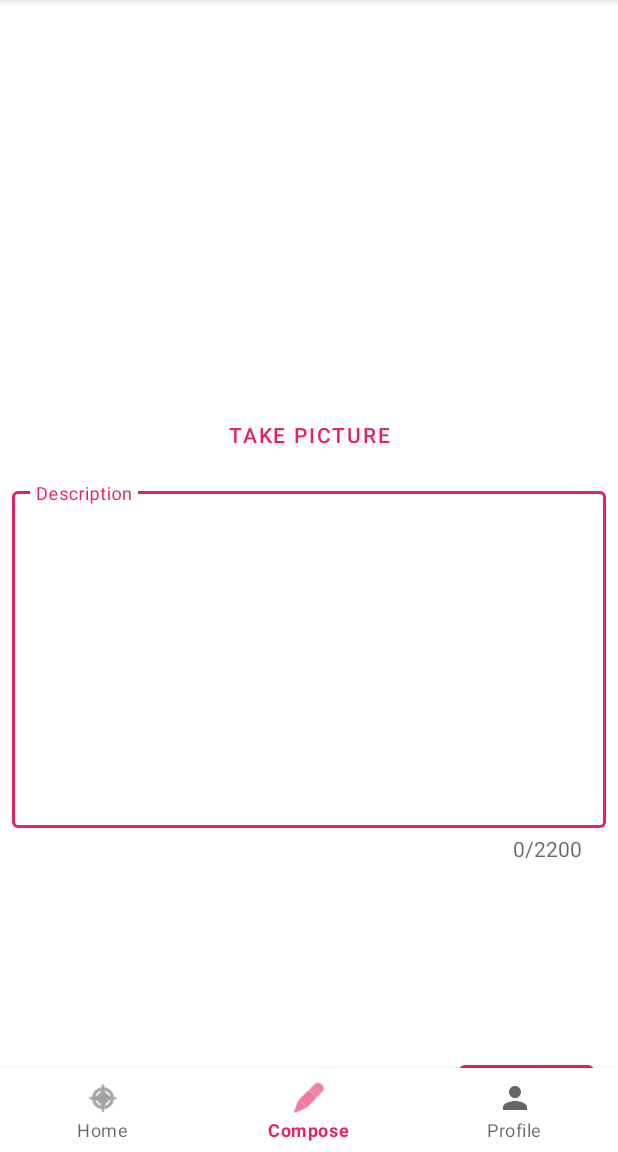
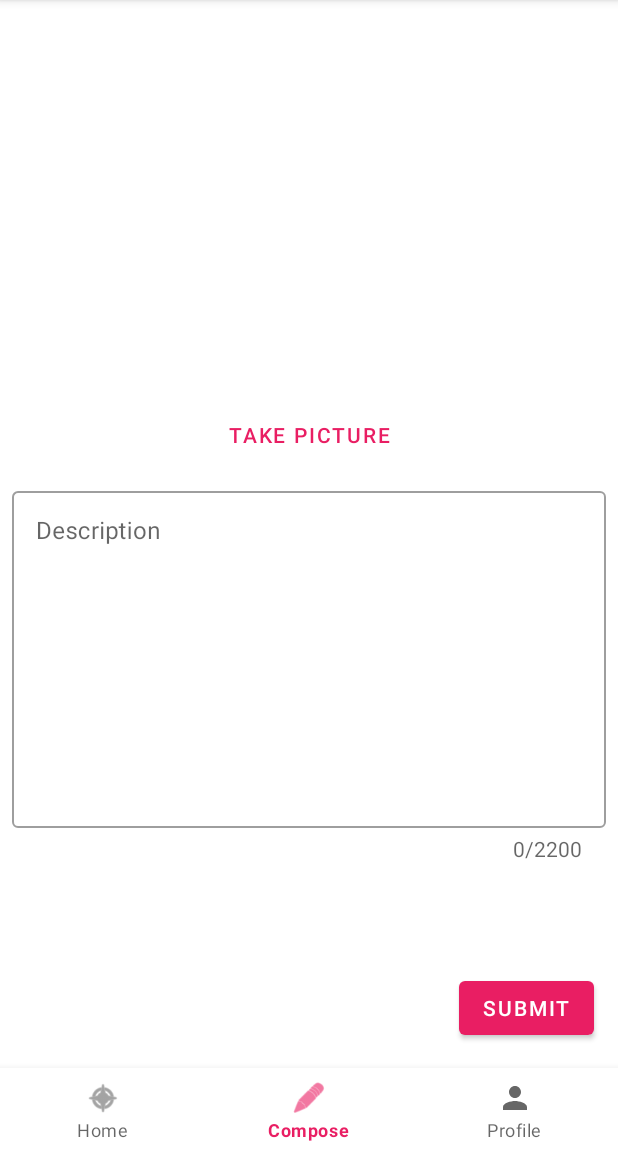
Before and after one commit to parthjpatel99/InstaPram, an Android app: the MainActivity screen opened directly, with no data from a screen before it, item 2 of the bottom bar chosen, on a phone screen of 412 x 824 dp, the part 84-1236 px from its top. Run offline under Robolectric (Android 15) with nearby library versions, the phone set to English and light mode, and no system bars; libraries missing offline, so code that uses them is left out: com.parse; Roboto replaces fonts that are not available here.

Commit message:
Attached Fragments for Feed and Compose

```diff
--- a/app/build.gradle
+++ b/app/build.gradle
@@ -37,6 +37,7 @@ dependencies {
     implementation 'androidx.appcompat:appcompat:1.4.1'
     implementation 'com.google.android.material:material:1.5.0'
     implementation 'androidx.constraintlayout:constraintlayout:2.1.3'
+    implementation 'androidx.legacy:legacy-support-v4:1.0.0'
     testImplementation 'junit:junit:4.13.2'
     androidTestImplementation 'androidx.test.ext:junit:1.1.3'
     androidTestImplementation 'androidx.test.espresso:espresso-core:3.4.0'
--- a/app/src/main/java/com/parth8199/instapram/MainActivity.kt
+++ b/app/src/main/java/com/parth8199/instapram/MainActivity.kt
@@ -13,76 +13,21 @@ import android.view.MenuItem
 import android.widget.ImageView
 import android.widget.Toast
 import androidx.core.content.FileProvider
+import androidx.fragment.app.Fragment
+import androidx.fragment.app.FragmentManager
 import com.google.android.material.bottomnavigation.BottomNavigationView
 import com.google.android.material.button.MaterialButton
 import com.google.android.material.textfield.TextInputEditText
 import com.parse.*
+import com.parth8199.instapram.fragments.ComposeFragment
+import com.parth8199.instapram.fragments.FeedFragment
 import java.io.File
 
-private const val TAG = "MainActivity"
 
 class MainActivity : AppCompatActivity() {
     val CAPTURE_IMAGE_ACTIVITY_REQUEST_CODE = 1034
     val photoFileName = "photo.jpg"
     var photoFile: File? = null
-
-    fun onLaunchCamera() {
-        // create Intent to take a picture and return control to the calling application
-        val intent = Intent(MediaStore.ACTION_IMAGE_CAPTURE)
-        // Create a File reference for future access
-        photoFile = getPhotoFileUri(photoFileName)
-
-        // wrap File object into a content provider
-        // required for API >= 24
-        // See https://guides.codepath.com/android/Sharing-Content-with-Intents#sharing-files-with-api-24-or-higher
-        if (photoFile != null) {
-            val fileProvider: Uri =
-                FileProvider.getUriForFile(this, "com.codepath.fileprovider", photoFile!!)
-            intent.putExtra(MediaStore.EXTRA_OUTPUT, fileProvider)
-
-            // If you call startActivityForResult() using an intent that no app can handle, your app will crash.
-            // So as long as the result is not null, it's safe to use the intent.
-
-            // If you call startActivityForResult() using an intent that no app can handle, your app will crash.
-            // So as long as the result is not null, it's safe to use the intent.
-            if (intent.resolveActivity(packageManager) != null) {
-                // Start the image capture intent to take photo
-                startActivityForResult(intent, CAPTURE_IMAGE_ACTIVITY_REQUEST_CODE)
-            }
-        }
-    }
-
-    fun getPhotoFileUri(fileName: String): File {
-        // Get safe storage directory for photos
-        // Use `getExternalFilesDir` on Context to access package-specific directories.
-        // This way, we don't need to request external read/write runtime permissions.
-        val mediaStorageDir =
-            File(getExternalFilesDir(Environment.DIRECTORY_PICTURES), TAG)
-
-        // Create the storage directory if it does not exist
-        if (!mediaStorageDir.exists() && !mediaStorageDir.mkdirs()) {
-            Log.d(TAG, "failed to create directory")
-        }
-
-        // Return the file target for the photo based on filename
-        return File(mediaStorageDir.path + File.separator + fileName)
-    }
-
-    override fun onActivityResult(requestCode: Int, resultCode: Int, data: Intent?) {
-        super.onActivityResult(requestCode, resultCode, data)
-        if (requestCode == CAPTURE_IMAGE_ACTIVITY_REQUEST_CODE) {
-            if (resultCode == RESULT_OK) {
-                // by this point we have the camera photo on disk
-                val takenImage = BitmapFactory.decodeFile(photoFile!!.absolutePath)
-                // RESIZE BITMAP, see section below
-                // Load the taken image into a preview
-                val ivPreview: ImageView = findViewById(R.id.iv_image)
-                ivPreview.setImageBitmap(takenImage)
-            } else { // Result was a failure
-                Toast.makeText(this, "Picture wasn't taken!", Toast.LENGTH_SHORT).show()
-            }
-        }
-    }
 
     override fun onCreateOptionsMenu(menu: Menu): Boolean {
         // Inflate the menu; this adds items to the action bar if it is present.
@@ -90,7 +35,7 @@ class MainActivity : AppCompatActivity() {
         return true;
     }
 
-    fun onComposeAction(mi: MenuItem) {
+    fun onLogoutAction(mi: MenuItem) {
         // handle click here
         ParseUser.logOut()
         val currentUser = ParseUser.getCurrentUser()
@@ -104,55 +49,29 @@ class MainActivity : AppCompatActivity() {
     override fun onCreate(savedInstanceState: Bundle?) {
         super.onCreate(savedInstanceState)
         setContentView(R.layout.activity_main)
-
-        findViewById<MaterialButton>(R.id.btn_change_image).setOnClickListener {
-            onLaunchCamera()
-        }
-        findViewById<MaterialButton>(R.id.btn_save).setOnClickListener {
-            val description = findViewById<TextInputEditText>(R.id.et_description).text.toString()
-            val user = ParseUser.getCurrentUser()
-            if (photoFile != null) {
-                submitPost(description, user, photoFile!!)
-            } else {
-                Toast.makeText(this,"Please take an image",Toast.LENGTH_SHORT).show()
-            }
-
-        }
-
+        val fragmentManager: FragmentManager = supportFragmentManager
         findViewById<BottomNavigationView>(R.id.bottom_navigation).setOnItemSelectedListener {
             item->
+            var fragmentToShow: Fragment? =null
             when(item.itemId){
                 R.id.action_home -> {
-                    //TODO
+                    fragmentToShow = FeedFragment()
                 }
                 R.id.action_compose -> {
-                    //TODO
+                    fragmentToShow = ComposeFragment()
                 }
                 R.id.action_profile -> {
                     //TODO
                 }
             }
+
+            if(fragmentToShow!= null){
+                fragmentManager.beginTransaction().replace(R.id.flContainer, fragmentToShow).commit()
+            }
             true
         }
+        findViewById<BottomNavigationView>(R.id.bottom_navigation).selectedItemId = R.id.action_home
         //queryPosts()
-    }
-
-    private fun submitPost(description: String, user: ParseUser, file: File) {
-        val post = Post()
-        post.setDescription(description)
-        post.setUser(user)
-        post.setImage(ParseFile(file))
-        post.saveInBackground { exception ->
-            if (exception != null) {
-                Log.e(TAG, "Error submitting post: ")
-                exception.printStackTrace()
-            } else {
-                Log.i(TAG, "Successfully saved post")
-                Toast.makeText(this, "Posted Successfully", Toast.LENGTH_SHORT).show()
-            }
-        }
-
-
     }
 
     private fun queryPosts() {
@@ -177,5 +96,8 @@ class MainActivity : AppCompatActivity() {
 
         })
     }
+    companion object {
+        const val TAG = "MainActivity"
+    }
 
 }
--- /dev/null
+++ b/app/src/main/java/com/parth8199/instapram/fragments/ComposeFragment.kt
@@ -0,0 +1,146 @@
+package com.parth8199.instapram.fragments
+
+import android.content.Intent
+import android.graphics.BitmapFactory
+import android.net.Uri
+import android.os.Bundle
+import android.os.Environment
+import android.provider.MediaStore
+import android.util.Log
+import androidx.fragment.app.Fragment
+import android.view.LayoutInflater
+import android.view.View
+import android.view.ViewGroup
+import android.widget.ImageView
+import android.widget.Toast
+import androidx.appcompat.app.AppCompatActivity
+import androidx.core.content.FileProvider
+import com.google.android.material.button.MaterialButton
+import com.google.android.material.textfield.TextInputEditText
+import com.parse.ParseFile
+import com.parse.ParseUser
+import com.parth8199.instapram.MainActivity.Companion.TAG
+import com.parth8199.instapram.Post
+import com.parth8199.instapram.R
+import java.io.File
+
+
+class ComposeFragment : Fragment() {
+    val CAPTURE_IMAGE_ACTIVITY_REQUEST_CODE = 1034
+    val photoFileName = "photo.jpg"
+    var photoFile: File? = null
+    lateinit var ivPreview: ImageView
+
+    override fun onCreate(savedInstanceState: Bundle?) {
+        super.onCreate(savedInstanceState)
+    }
+
+    override fun onCreateView(
+        inflater: LayoutInflater, container: ViewGroup?,
+        savedInstanceState: Bundle?
+    ): View? {
+        // Inflate the layout for this fragment
+        return inflater.inflate(R.layout.fragment_compose, container, false)
+    }
+
+    override fun onViewCreated(view: View, savedInstanceState: Bundle?) {
+        super.onViewCreated(view, savedInstanceState)
+
+        ivPreview = view.findViewById(R.id.iv_image)
+
+        view.findViewById<MaterialButton>(R.id.btn_change_image).setOnClickListener {
+            onLaunchCamera()
+        }
+        view.findViewById<MaterialButton>(R.id.btn_save).setOnClickListener {
+            val description =
+                view.findViewById<TextInputEditText>(R.id.et_description).text.toString()
+            val user = ParseUser.getCurrentUser()
+            if (photoFile != null) {
+                submitPost(description, user, photoFile!!)
+            } else {
+                Toast.makeText(requireContext(), "Please take an image", Toast.LENGTH_SHORT).show()
+            }
+
+        }
+    }
+
+    fun onLaunchCamera() {
+        // create Intent to take a picture and return control to the calling application
+        val intent = Intent(MediaStore.ACTION_IMAGE_CAPTURE)
+        // Create a File reference for future access
+        photoFile = getPhotoFileUri(photoFileName)
+
+        // wrap File object into a content provider
+        // required for API >= 24
+        // See https://guides.codepath.com/android/Sharing-Content-with-Intents#sharing-files-with-api-24-or-higher
+        if (photoFile != null) {
+            val fileProvider: Uri =
+                FileProvider.getUriForFile(
+                    requireContext(),
+                    "com.codepath.fileprovider",
+                    photoFile!!
+                )
+            intent.putExtra(MediaStore.EXTRA_OUTPUT, fileProvider)
+
+            // If you call startActivityForResult() using an intent that no app can handle, your app will crash.
+            // So as long as the result is not null, it's safe to use the intent.
+
+            // If you call startActivityForResult() using an intent that no app can handle, your app will crash.
+            // So as long as the result is not null, it's safe to use the intent.
+            if (intent.resolveActivity(requireContext().packageManager) != null) {
+                // Start the image capture intent to take photo
+                startActivityForResult(intent, CAPTURE_IMAGE_ACTIVITY_REQUEST_CODE)
+            }
+        }
+    }
+
+    fun getPhotoFileUri(fileName: String): File {
+        // Get safe storage directory for photos
+        // Use `getExternalFilesDir` on Context to access package-specific directories.
+        // This way, we don't need to request external read/write runtime permissions.
+        val mediaStorageDir =
+            File(requireContext().getExternalFilesDir(Environment.DIRECTORY_PICTURES), TAG)
+
+        // Create the storage directory if it does not exist
+        if (!mediaStorageDir.exists() && !mediaStorageDir.mkdirs()) {
+            Log.d(TAG, "failed to create directory")
+        }
+
+        // Return the file target for the photo based on filename
+        return File(mediaStorageDir.path + File.separator + fileName)
+    }
+
+    override fun onActivityResult(requestCode: Int, resultCode: Int, data: Intent?) {
+        super.onActivityResult(requestCode, resultCode, data)
+        if (requestCode == CAPTURE_IMAGE_ACTIVITY_REQUEST_CODE) {
+            if (resultCode == AppCompatActivity.RESULT_OK) {
+                // by this point we have the camera photo on disk
+                val takenImage = BitmapFactory.decodeFile(photoFile!!.absolutePath)
+                // RESIZE BITMAP, see section below
+                // Load the taken image into a preview
+                ivPreview.setImageBitmap(takenImage)
+            } else { // Result was a failure
+                Toast.makeText(requireContext(), "Picture wasn't taken!", Toast.LENGTH_SHORT).show()
+            }
+        }
+    }
+
+    private fun submitPost(description: String, user: ParseUser, file: File) {
+        val post = Post()
+        post.setDescription(description)
+        post.setUser(user)
+        post.setImage(ParseFile(file))
+        post.saveInBackground { exception ->
+            if (exception != null) {
+                Log.e(TAG, "Error submitting post: ")
+                exception.printStackTrace()
+            } else {
+                Log.i(TAG, "Successfully saved post")
+                Toast.makeText(requireContext(), "Posted Successfully", Toast.LENGTH_SHORT).show()
+            }
+        }
+
+
+    }
+
+}
--- /dev/null
+++ b/app/src/main/java/com/parth8199/instapram/fragments/FeedFragment.kt
@@ -0,0 +1,22 @@
+package com.parth8199.instapram.fragments
+
+import android.os.Bundle
+import androidx.fragment.app.Fragment
+import android.view.LayoutInflater
+import android.view.View
+import android.view.ViewGroup
+import com.parth8199.instapram.R
+
+
+class FeedFragment : Fragment() {
+
+
+    override fun onCreateView(
+        inflater: LayoutInflater, container: ViewGroup?,
+        savedInstanceState: Bundle?
+    ): View? {
+        // Inflate the layout for this fragment
+        return inflater.inflate(R.layout.fragment_feed, container, false)
+    }
+
+}
--- a/app/src/main/res/layout/activity_main.xml
+++ b/app/src/main/res/layout/activity_main.xml
@@ -7,58 +7,14 @@
     tools:context=".MainActivity">
 
 
-    <ImageView
-        android:id="@+id/iv_image"
-        android:layout_width="250dp"
-        android:layout_height="250dp"
-        android:layout_margin="8dp"
+    <FrameLayout
+        android:id="@+id/flContainer"
+        android:layout_width="match_parent"
+        android:layout_height="0dp"
+        app:layout_constraintBottom_toTopOf="@+id/bottom_navigation"
         app:layout_constraintEnd_toEndOf="parent"
         app:layout_constraintStart_toStartOf="parent"
-        app:layout_constraintTop_toTopOf="parent"
-        tools:srcCompat="@tools:sample/avatars" />
-
-    <Button
-        android:id="@+id/btn_change_image"
-        style="@style/Widget.MaterialComponents.Button.TextButton"
-        android:layout_width="wrap_content"
-        android:layout_height="wrap_content"
-        android:layout_margin="8dp"
-        android:text="Take Picture"
-        app:layout_constraintEnd_toEndOf="parent"
-        app:layout_constraintStart_toStartOf="parent"
-        app:layout_constraintTop_toBottomOf="@+id/iv_image" />
-
-    <com.google.android.material.textfield.TextInputLayout
-        android:id="@+id/tfdescription"
-        style="@style/Widget.MaterialComponents.TextInputLayout.OutlinedBox"
-        android:layout_width="match_parent"
-        android:layout_height="wrap_content"
-        android:layout_margin="8dp"
-        android:hint="Description"
-        app:counterEnabled="true"
-        app:counterMaxLength="2200"
-        app:counterOverflowTextAppearance="@color/red_200"
-        app:counterTextAppearance="@color/purple_200"
-        app:layout_constraintTop_toBottomOf="@+id/btn_change_image">
-
-        <com.google.android.material.textfield.TextInputEditText
-            android:id="@+id/et_description"
-            android:layout_width="match_parent"
-            android:layout_height="wrap_content"
-            android:gravity="top"
-            android:inputType="textMultiLine"
-            android:lines="10" />
-
-    </com.google.android.material.textfield.TextInputLayout>
-
-    <Button
-        android:id="@+id/btn_save"
-        android:layout_width="wrap_content"
-        android:layout_height="wrap_content"
-        android:layout_margin="16dp"
-        android:text="Submit"
-        app:layout_constraintBottom_toBottomOf="parent"
-        app:layout_constraintEnd_toEndOf="parent" />
+        app:layout_constraintTop_toTopOf="parent"/>
 
     <com.google.android.material.bottomnavigation.BottomNavigationView
         android:id="@+id/bottom_navigation"
--- /dev/null
+++ b/app/src/main/res/layout/fragment_compose.xml
@@ -0,0 +1,62 @@
+<?xml version="1.0" encoding="utf-8"?>
+<androidx.constraintlayout.widget.ConstraintLayout xmlns:android="http://schemas.android.com/apk/res/android"
+    xmlns:app="http://schemas.android.com/apk/res-auto"
+    xmlns:tools="http://schemas.android.com/tools"
+    android:layout_width="match_parent"
+    android:layout_height="match_parent"
+    tools:context=".fragments.ComposeFragment">
+
+    <ImageView
+        android:id="@+id/iv_image"
+        android:layout_width="250dp"
+        android:layout_height="250dp"
+        android:layout_margin="8dp"
+        app:layout_constraintEnd_toEndOf="parent"
+        app:layout_constraintStart_toStartOf="parent"
+        app:layout_constraintTop_toTopOf="parent"
+        tools:srcCompat="@tools:sample/avatars" />
+
+    <Button
+        android:id="@+id/btn_change_image"
+        style="@style/Widget.MaterialComponents.Button.TextButton"
+        android:layout_width="wrap_content"
+        android:layout_height="wrap_content"
+        android:layout_margin="8dp"
+        android:text="Take Picture"
+        app:layout_constraintEnd_toEndOf="parent"
+        app:layout_constraintStart_toStartOf="parent"
+        app:layout_constraintTop_toBottomOf="@+id/iv_image" />
+
+    <com.google.android.material.textfield.TextInputLayout
+        android:id="@+id/tfdescription"
+        style="@style/Widget.MaterialComponents.TextInputLayout.OutlinedBox"
+        android:layout_width="match_parent"
+        android:layout_height="wrap_content"
+        android:layout_margin="8dp"
+        android:hint="Description"
+        app:counterEnabled="true"
+        app:counterMaxLength="2200"
+        app:counterOverflowTextAppearance="@color/red_200"
+        app:counterTextAppearance="@color/purple_200"
+        app:layout_constraintTop_toBottomOf="@+id/btn_change_image">
+
+        <com.google.android.material.textfield.TextInputEditText
+            android:id="@+id/et_description"
+            android:layout_width="match_parent"
+            android:layout_height="wrap_content"
+            android:gravity="top"
+            android:inputType="textMultiLine"
+            android:lines="10" />
+
+    </com.google.android.material.textfield.TextInputLayout>
+
+    <Button
+        android:id="@+id/btn_save"
+        android:layout_width="wrap_content"
+        android:layout_height="wrap_content"
+        android:layout_margin="16dp"
+        android:text="Submit"
+        app:layout_constraintBottom_toBottomOf="parent"
+        app:layout_constraintEnd_toEndOf="parent" />
+
+</androidx.constraintlayout.widget.ConstraintLayout>
--- a/app/src/main/res/menu/item_logout.xml
+++ b/app/src/main/res/menu/item_logout.xml
@@ -4,7 +4,7 @@
     <item
         android:id="@+id/btnLogout"
         android:icon="@drawable/ic_baseline_exit_to_app_24"
-        android:onClick="onComposeAction"
+        android:onClick="onLogoutAction"
         android:title="Logout"
         android:tooltipText="Logout"
         app:showAsAction="ifRoom">
--- a/app/src/main/res/values/strings.xml
+++ b/app/src/main/res/values/strings.xml
@@ -5,5 +5,7 @@
     <!-- Paste BOTH strings as required -->
     <string name="back4app_app_id">7okxepuTnS2czFSxKTOfJui6edTrFXXN2oNYL0N3</string>
     <string name="back4app_client_key">tJyM36NYb5NFY3Y43FvnMCuig5j6jetJGWC00REo</string>
+    <!-- TODO: Remove or change this placeholder text -->
+    <string name="hello_blank_fragment">Hello blank fragment</string>
 
 </resources>
```
Also changed, not shown: app/src/main/res/layout/fragment_feed.xml (added, +14 -0 lines).
